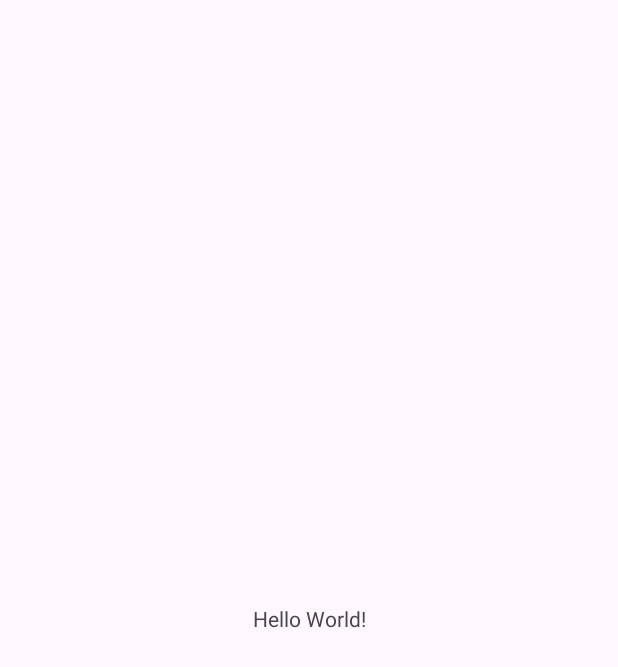
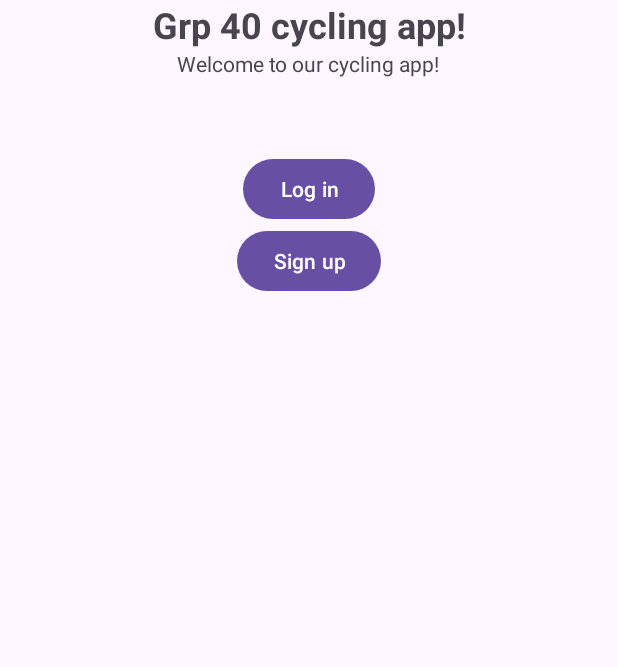
Before and after one commit to taradenaud/GoodCycle, an Android app: the screen it shows after launch (MainActivity), on a phone screen of 412 x 824 dp. Before the commit the part shown is almost empty. Shown: the top 667 px of the screen. Run offline under Robolectric (Android 15) with nearby library versions, the phone set to English and light mode, and no system bars.

Commit message:
Rough draft log in/ sign up page

```diff
--- a/app/src/main/res/layout/activity_main.xml
+++ b/app/src/main/res/layout/activity_main.xml
@@ -1,18 +1,63 @@
 <?xml version="1.0" encoding="utf-8"?>
-<androidx.constraintlayout.widget.ConstraintLayout xmlns:android="http://schemas.android.com/apk/res/android"
+<RelativeLayout xmlns:android="http://schemas.android.com/apk/res/android"
     xmlns:app="http://schemas.android.com/apk/res-auto"
     xmlns:tools="http://schemas.android.com/tools"
+    android:id="@+id/signin_button"
     android:layout_width="match_parent"
     android:layout_height="match_parent"
     tools:context=".MainActivity">
 
-    <TextView
-        android:layout_width="wrap_content"
+    <LinearLayout
+        android:layout_width="match_parent"
         android:layout_height="wrap_content"
-        android:text="Hello World!"
-        app:layout_constraintBottom_toBottomOf="parent"
-        app:layout_constraintEnd_toEndOf="parent"
-        app:layout_constraintStart_toStartOf="parent"
-        app:layout_constraintTop_toTopOf="parent" />
+        android:gravity="center"
+        android:orientation="vertical">
 
-</androidx.constraintlayout.widget.ConstraintLayout>
+        <TextView
+            android:id="@+id/app_name"
+            android:layout_width="match_parent"
+            android:layout_height="wrap_content"
+            android:gravity="center"
+            android:text="@string/opening_app_name"
+            android:textSize="24sp"
+            android:textStyle="bold" />
+
+        <TextView
+            android:id="@+id/textView"
+            android:layout_width="wrap_content"
+            android:layout_height="wrap_content"
+            android:text="@string/app_opening_welcome" />
+
+        <Space
+            android:layout_width="match_parent"
+            android:layout_height="50dp" />
+
+        <LinearLayout
+            android:layout_width="match_parent"
+            android:layout_height="wrap_content"
+            android:orientation="vertical">
+
+            <Button
+                android:id="@+id/login_button"
+                android:layout_width="wrap_content"
+                android:layout_height="wrap_content"
+                android:layout_gravity="center"
+                android:gravity="center"
+                android:text="@string/login_button_name" />
+        </LinearLayout>
+
+        <LinearLayout
+            android:layout_width="match_parent"
+            android:layout_height="match_parent"
+            android:gravity="center"
+            android:orientation="vertical">
+
+            <Button
+                android:id="@+id/sign_up_button"
+                android:layout_width="wrap_content"
+                android:layout_height="wrap_content"
+                android:text="@string/signup_button" />
+        </LinearLayout>
+    </LinearLayout>
+
+</RelativeLayout>
--- a/app/src/main/res/values/strings.xml
+++ b/app/src/main/res/values/strings.xml
@@ -1,3 +1,7 @@
 <resources>
     <string name="app_name">SEG cycling app</string>
+    <string name="app_opening_welcome">Welcome to our cycling app!</string>
+    <string name="opening_app_name">Grp 40 cycling app!</string>
+    <string name="login_button_name">Log in</string>
+    <string name="signup_button">Sign up</string>
 </resources>
```
